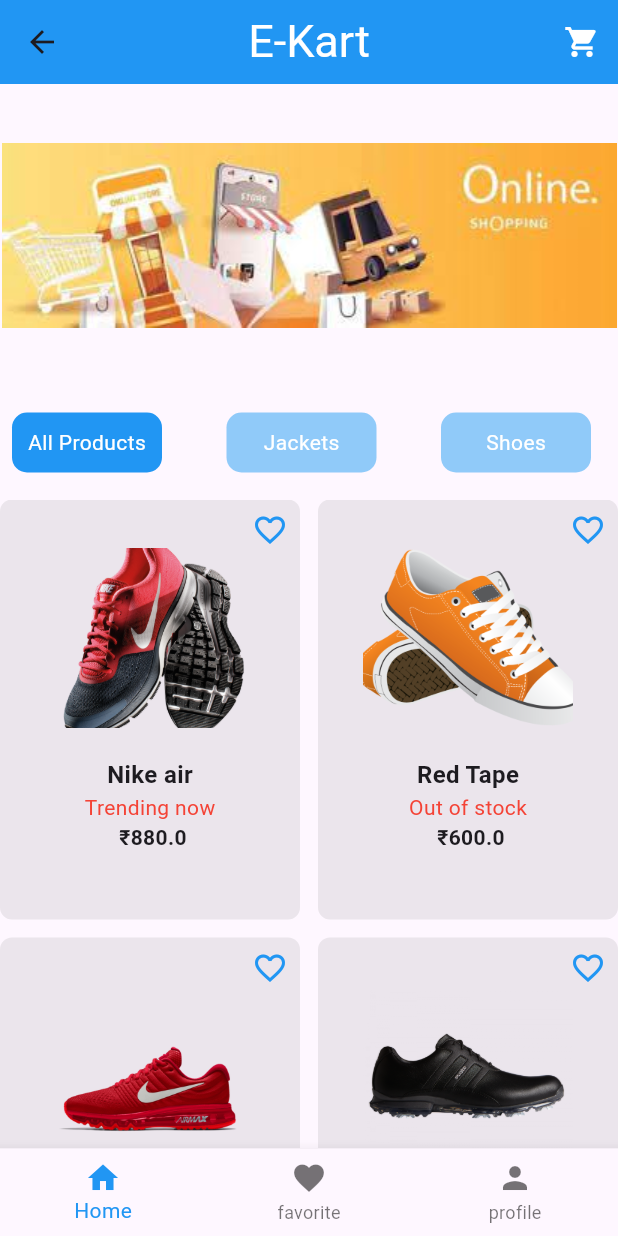
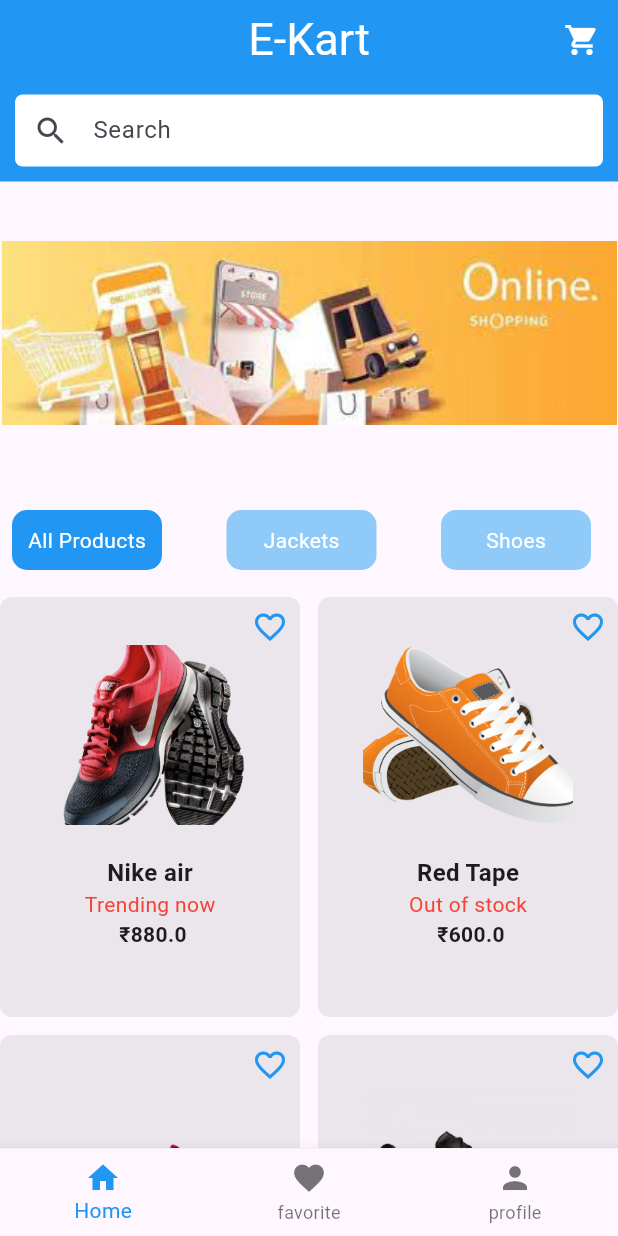
Before and after one commit to Rahulckoovara/E-cart1, a Flutter app: the Front screen opened directly, on a phone screen of 412 x 824 dp. Run offline on Flutter 3.47's test engine with Material 3 defaults, Android fonts, the phone set to English and light mode, and no system bars; drawn by our look-alikes of carousel_slider.

Commit message:
search bar

```diff
--- a/lib/pages/Front.dart
+++ b/lib/pages/Front.dart
@@ -21,16 +21,20 @@ class _Front extends State<Front> {
     const ProfileScreen(),
   ];
 
-  //final allProducts = MyProducts.allProducts[index];
+  List<Product> allProducts = MyProducts.allProducts;
+  List<Product> searchResults = [];
   @override
   Widget build(BuildContext context) {
     return Scaffold(
       body: Screens[currentIndex],
+      // currentIndex == 0 ? _buildSearchResults() :
+
       appBar: AppBar(
           backgroundColor: Colors.blue,
+          leading: Container(),
           title: Text(
             'E-Kart',
-          style: TextStyle(color: Colors.white, fontSize: 30),
+            style: TextStyle(fontSize: 30, color: Colors.white),
           ),
           centerTitle: true,
           actions: [
@@ -42,8 +46,99 @@ class _Front extends State<Front> {
                 onPressed: () {
                   Navigator.push(
                       context, MaterialPageRoute(builder: (context) => Cart()));
-              }),
+                })
           ],
+          bottom: PreferredSize(
+              preferredSize: Size.fromHeight(65),
+              child: Padding(
+                padding: const EdgeInsets.all(10.0),
+                child: TextField(
+                  decoration: InputDecoration(
+                    hintText: 'Search',
+                    prefixIcon: Icon(Icons.search),
+                    fillColor: Colors.white,
+                    contentPadding: EdgeInsets.zero,
+                    filled: true,
+                    border: OutlineInputBorder(
+                        borderSide: BorderSide.none,
+                        borderRadius: BorderRadius.circular(5)),
+                  ),
+                ),
+              ))
+
+          //   child:Row(
+          //     children: [
+          //       Text('E-Kart', style: TextStyle(color: Colors.white, fontSize: 30),),
+          // IconButton(
+          //     icon: Icon(
+          //       Icons.shopping_cart,
+          //       color: Colors.white,
+          //     ),
+          //     onPressed: () {
+          //       Navigator.push(
+          //           context, MaterialPageRoute(builder: (context) => Cart()));
+          //     })
+          //     ],
+          //   )
+          // )
+          // title: Text(
+          //   'E-Kart',
+          //   style: TextStyle(color: Colors.white, fontSize: 30),
+          // ),
+          // centerTitle: true,
+          // actions: [
+          // Row(children: [
+
+          // ]),
+          // Row(
+          //   children: [
+          //     TextField(
+          // decoration: InputDecoration(
+          //     hintText: 'search',
+          //     fillColor: Colors.white,
+          //     filled: true,
+          //     border: OutlineInputBorder()),
+
+          //   ],
+          // )
+          // Column(
+          //   children: [
+          // ,
+          // IconButton(
+          //     icon: Icon(
+          //       Icons.shopping_cart,
+          //       color: Colors.white,
+          //     ),
+          //     onPressed: () {
+          //       Navigator.push(
+          //           context, MaterialPageRoute(builder: (context) => Cart()));
+          //     })
+          //     SizedBox(
+          //       height: 10,
+          //     ),
+          //     Container(
+          //       width: 120,
+          //       child: TextField(
+          //         decoration: InputDecoration(
+          //             hintText: 'search',
+          //             fillColor: Colors.white,
+          //             filled: true,
+          //             border: OutlineInputBorder()),
+          //       ),
+          //     )
+          //     // Expanded(
+          //     //   child: TextField(
+          //     //     decoration: InputDecoration(
+          //     //         hintText: 'search',
+          //     //         fillColor: Colors.white,
+          //     //         //filled: true,
+          //     //         border: OutlineInputBorder()),
+          //     //   ),
+          //     // ),
+          //   ],
+          // ),
+          //],
+
           ),
       bottomNavigationBar: BottomNavigationBar(
           currentIndex: currentIndex,
@@ -61,4 +156,28 @@ class _Front extends State<Front> {
           ]),
     );
   }
+
+  // void onSearchTextChanged(String query) {
+  //   searchResults.clear();
+  //   if (query.isNotEmpty) {
+  //     searchResults = allProducts
+  //         .where((product) =>
+  //             product.name.toLowerCase().contains(query.toLowerCase()))
+  //         .toList();
+  //   }
+  //   setState(() {});
+  // }
+
+  // Widget _buildSearchResults() {
+  //   return ListView.builder(
+  //     itemCount: searchResults.length,
+  //     itemBuilder: (context, index) {
+  //       final product = searchResults[index];
+  //       return ListTile(
+  //         title: Text(product.name),
+  //         // Add more details or navigate to a details page if needed
+  //       );
+  //     },
+  //   );
+  // }
 }
```
Lines whose indentation alone changed are shown as unchanged.
